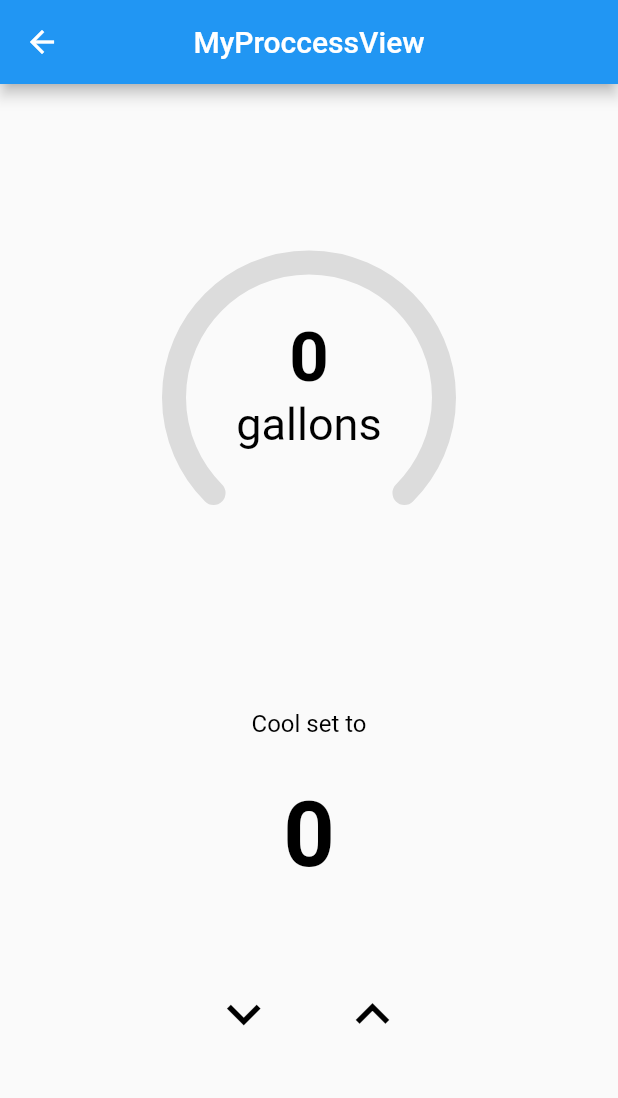
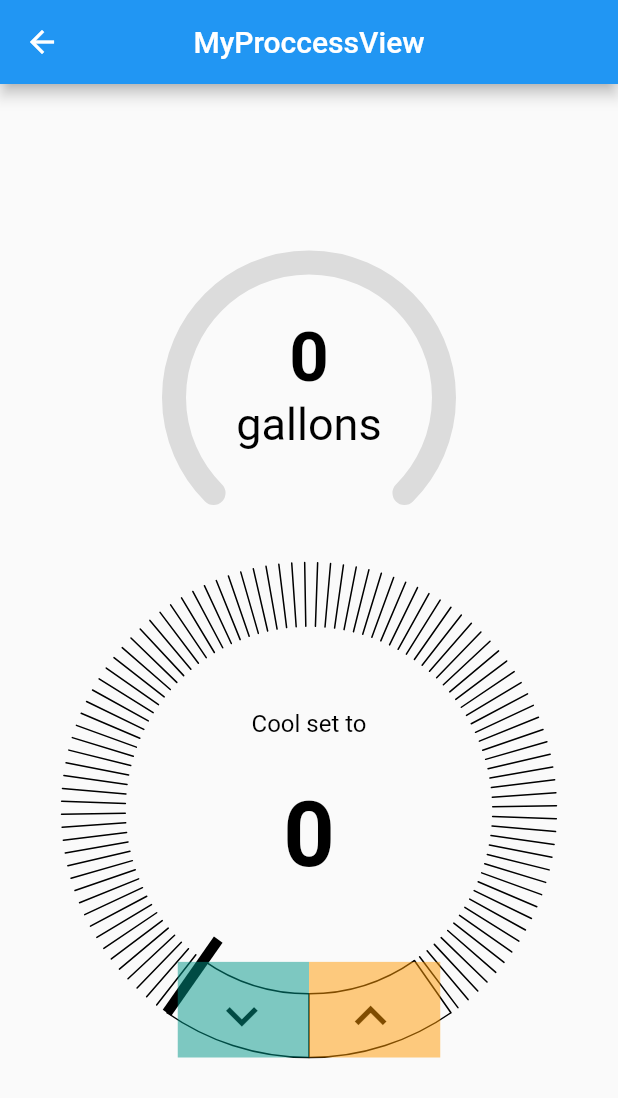
Before and after one commit to quangkhuongduy0195/flutter_custom_widgets, a Flutter app: the screen it shows after launch, after a tap on "Proccess", on a phone screen of 412 x 824 dp. Shown: the top 1098 px of the screen. Run offline on Flutter 3.47's test engine with Material 2 defaults, Android fonts, the phone set to English and light mode, and no system bars; our stand-ins replace get.

Commit message:
tap progress speed

```diff
--- a/lib/app/modules/home/views/home_view.dart
+++ b/lib/app/modules/home/views/home_view.dart
@@ -38,6 +38,16 @@ class HomeView extends GetView<HomeController> {
                 Divider(
                   thickness: 1,
                 ),
+                ListTile(
+                  title: Text('Swtich'),
+                  trailing: Icon(Icons.navigate_next),
+                  onTap: () {
+                    Get.toNamed(Routes.MY_SWITCH);
+                  },
+                ),
+                Divider(
+                  thickness: 1,
+                ),
               ],
             ),
           ),
--- a/lib/app/modules/my_proccess/views/my_proccess_view.dart
+++ b/lib/app/modules/my_proccess/views/my_proccess_view.dart
@@ -54,7 +54,8 @@ class MyProccessView extends GetView<MyProccessController> {
                 child: SpeedIndicatorLine(
                   minSpeed: 0,
                   maxSpeed: 140,
-                  heightLine: 90,
+                  heightLine: 85,
+                  speedWidth: 350,
                   speed: controller.count.value,
                   animate: true,
                   inactiveColor: Colors.black12,
@@ -73,12 +74,16 @@ class MyProccessView extends GetView<MyProccessController> {
                   ),
                   duration: Duration(milliseconds: 200),
                   tapLeft: () {
-                    print('---------');
-                    controller.count.value = controller.count.value - 1;
+                    if (controller.count.value > 0) {
+                      controller.count.value = controller.count.value - 1;
+                    }
                   },
                   tapRight: () {
-                    print('++++++++++++++++++++++');
-                    controller.count.value = controller.count.value + 1;
+                    controller.isUserTouch = true;
+                    print(controller.isUserTouch);
+                    if (controller.count.value < 140) {
+                      controller.count.value = controller.count.value + 1;
+                    }
                   },
                 ),
               ),
--- a/lib/app/routes/app_routes.dart
+++ b/lib/app/routes/app_routes.dart
@@ -6,6 +6,7 @@ abstract class Routes {
   static const HOME = _Paths.HOME;
   static const MY_SLIDER = _Paths.MY_SLIDER;
   static const MY_PROCCESS = _Paths.MY_PROCCESS;
+  static const MY_SWITCH = _Paths.MY_SWITCH;
 }
 
 abstract class _Paths {
@@ -13,4 +14,5 @@ abstract class _Paths {
   static const HOME = '/home';
   static const MY_SLIDER = '/my-slider';
   static const MY_PROCCESS = '/my-proccess';
+  static const MY_SWITCH = '/my-switch';
 }
--- a/lib/app/widgets/speed_indicator_line.dart
+++ b/lib/app/widgets/speed_indicator_line.dart
@@ -1,7 +1,6 @@
 import 'dart:math' as math;
 
 import 'package:flutter/material.dart';
-import 'package:touchable/touchable.dart';
 
 class SpeedIndicatorLine extends StatefulWidget {
   final Function? tapLeft;
@@ -55,8 +54,7 @@ class SpeedIndicatorLine extends StatefulWidget {
     this.tapRight,
   }) : super(key: key);
   @override
-  SpeedIndicatorLineState createState() =>
-      SpeedIndicatorLineState(speed, animate);
+  SpeedIndicatorLineState createState() => SpeedIndicatorLineState();
 }
 
 class SpeedIndicatorLineState extends State<SpeedIndicatorLine>
@@ -64,13 +62,7 @@ class SpeedIndicatorLineState extends State<SpeedIndicatorLine>
   late AnimationController _controller;
   late Animation<double> _animation;
 
-  double _speed;
-  bool _animate;
-  //
-  // double lastMarkSpeed = 0;
-  // double _gaugeMarkSpeed = 0;
-
-  SpeedIndicatorLineState(this._speed, this._animate);
+  SpeedIndicatorLineState();
 
   double _current = 0.0;
 
@@ -128,8 +120,7 @@ class SpeedIndicatorLineState extends State<SpeedIndicatorLine>
 
   @override
   Widget build(BuildContext context) {
-    return CanvasTouchDetector(
-      builder: (context) => CustomPaint(
+    return CustomPaint(
       willChange: true,
       painter: _SpeedIndicatorCustomPainter(
         _current,
@@ -147,14 +138,67 @@ class SpeedIndicatorLineState extends State<SpeedIndicatorLine>
         widget.tapLeft,
         widget.tapRight,
       ),
-        child: widget.child ?? Container(),
+      child: widget.child ??
+          Container(
+            alignment: Alignment.bottomCenter,
+            child: Row(
+              crossAxisAlignment: CrossAxisAlignment.end,
+              mainAxisAlignment: MainAxisAlignment.center,
+              children: [
+                Container(
+                  height: widget.heightLine * 0.75,
+                  width: widget.speedWidth * 0.25,
+                  color: Colors.teal.withOpacity(0.5),
+                  child: GestureDetector(
+                    onTapDown: (i) {
+                      // if (controller.count.value > 0) {
+                      //   controller.count.value =
+                      //       controller.count.value - 1;
+                      // }
+                      widget.tapLeft?.call();
+                    },
+                    onLongPress: () {
+                      // controller.onDown();
+                    },
+                    onLongPressEnd: (detail) {
+                      // print(detail.localPosition);
+                      // controller.onDown(isEnd: true);
+                    },
+                  ),
+                ),
+                Container(
+                  height: widget.heightLine * 0.75,
+                  width: widget.speedWidth * 0.25,
+                  color: Colors.orange.withOpacity(0.5),
+                  child: GestureDetector(
+                    onTap: () {},
+                    onTapDown: (i) {
+                      widget.tapRight?.call();
+                    },
+                    onLongPress: () {
+                      // controller.isUserTouch = true;
+                      // controller.onUp();
+                    },
+                    onLongPressEnd: (detail) {
+                      // controller.onUp(isEnd: true);
+                      // controller.isUserTouch = false;
+                      // controller.onValueToServer();
+                    },
+                    onTapUp: (t) {
+                      // controller.isUserTouch = false;
+                      // print(controller.isUserTouch);
+                      // controller.onValueToServer();
+                    },
+                  ),
+                ),
+              ],
+            ),
           ),
     );
   }
 
   void updateSpeed(double speed, {bool animate = false, Duration? duration}) {
     if (animate) {
-      this._speed = speed;
       _controller.reset();
       if (duration != null) _controller.duration = duration;
       _controller.forward();
@@ -211,8 +255,7 @@ class _SpeedIndicatorCustomPainter extends CustomPainter {
     this.tapRight,
   );
   @override
-  void paint(Canvas _canvas, Size size) {
-    var canvas = TouchyCanvas(context, _canvas);
+  void paint(Canvas canvas, Size size) {
     //get the center of the view
     center = size.center(Offset(0, 0));
 
@@ -230,18 +273,20 @@ class _SpeedIndicatorCustomPainter extends CustomPainter {
     );
 
     //Draw Unit of Measurement
-    _drawUnitOfMeasurementText(_canvas, size);
+    _drawUnitOfMeasurementText(canvas, size);
 
     //Draw Speed Text
-    _drawSpeedText(_canvas, size);
+    _drawSpeedText(canvas, size);
 
-    _drawIconDown(size, _canvas);
-    _drawIconUp(size, _canvas);
+    _drawIconDown(size, canvas);
+    _drawIconUp(size, canvas);
 
     _drawStepArc(canvas, paint1, rect, size);
 
     _drawButtonLeft(canvas, paint1, rect, size);
     _drawButtonRight(canvas, paint1, rect, size);
+
+    _drawCurrentStepArc(canvas, paint1, rect, size);
   }
 
   void _drawIconUp(Size size, Canvas canvas) {
@@ -289,7 +334,7 @@ class _SpeedIndicatorCustomPainter extends CustomPainter {
   }
 
   void _drawStepArc(
-    TouchyCanvas canvas,
+    Canvas canvas,
     Paint paint,
     Rect rect,
     Size size,
@@ -299,7 +344,7 @@ class _SpeedIndicatorCustomPainter extends CustomPainter {
     var radius = math.min(centerX, centerY);
 
     var draw = (arcSweepAngle + arcStartAngle) / maxSpeed;
-    var stepLine = 2;
+    var stepLine = 3;
     var step = 0;
 
     for (double i = arcStartAngle;
@@ -322,22 +367,30 @@ class _SpeedIndicatorCustomPainter extends CustomPainter {
       canvas.drawLine(Offset(x1, y1), Offset(x2, y2), dashBrush);
     }
 
-    var ii = arcStartAngle + _getAngleOfSpeed(speed);
-
-    var outerCircleRadius2 = (radius - (heightLine * 0.7));
-    var innerCircleRadius2 = (radius);
-    var x1Current = centerX + outerCircleRadius2 * math.cos(degToRad(ii));
-    var y1Current = centerX + outerCircleRadius2 * math.sin(degToRad(ii));
-    //
-    var x2Current = centerX + innerCircleRadius2 * math.cos(degToRad(ii));
-    var y2Current = centerX + innerCircleRadius2 * math.sin(degToRad(ii));
-    var dashBrush2 = paint
+    canvas.drawLine(
+        Offset(
+            centerX +
+                (radius -
+                        (arcSweepAngle + arcStartAngle < draw
+                            ? 0
+                            : heightLine / 2)) *
+                    math.cos(degToRad(arcSweepAngle + arcStartAngle)),
+            centerX +
+                (radius -
+                        (arcSweepAngle + arcStartAngle < draw
+                            ? 0
+                            : heightLine / 2)) *
+                    math.sin(degToRad(arcSweepAngle + arcStartAngle))),
+        Offset(
+            centerX +
+                radius * math.cos(degToRad(arcSweepAngle + arcStartAngle)),
+            centerX +
+                radius * math.sin(degToRad(arcSweepAngle + arcStartAngle))),
+        paint
           ..color = Colors.black
           ..style = PaintingStyle.stroke
-      ..strokeCap = StrokeCap.butt
-      ..strokeWidth = 5;
-    canvas.drawLine(
-        Offset(x1Current, y1Current), Offset(x2Current, y2Current), dashBrush2);
+          ..strokeCap = StrokeCap.round
+          ..strokeWidth = 1);
 
     var i = 90;
     var outerCircleRadius = (radius - (i < draw ? 0 : heightLine / 2));
@@ -381,8 +434,46 @@ class _SpeedIndicatorCustomPainter extends CustomPainter {
         paintC);
   }
 
+  void _drawCurrentStepArc(
+    Canvas canvas,
+    Paint paint,
+    Rect rect,
+    Size size,
+  ) {
+    var centerX = rect.center.dx;
+    var centerY = rect.center.dy;
+    var radius = math.min(centerX, centerY);
+
+    var phanTramValue = (((speed - minSpeed) / (maxSpeed - minSpeed))) * 100;
+    var viTriHienThi =
+        (phanTramValue * (arcSweepAngle) + arcStartAngle * 100) / 100;
+
+    if (viTriHienThi > (arcSweepAngle + arcStartAngle)) {
+      viTriHienThi = (arcSweepAngle + arcStartAngle);
+    }
+    if (viTriHienThi < arcStartAngle) {
+      viTriHienThi = arcStartAngle;
+    }
+    var ii = viTriHienThi; //arcStartAngle + _getAngleOfSpeed(speed);
+
+    var outerCircleRadius2 = (radius - (heightLine * 0.7));
+    var innerCircleRadius2 = (radius);
+    var x1Current = centerX + outerCircleRadius2 * math.cos(degToRad(ii));
+    var y1Current = centerX + outerCircleRadius2 * math.sin(degToRad(ii));
+    //
+    var x2Current = centerX + innerCircleRadius2 * math.cos(degToRad(ii));
+    var y2Current = centerX + innerCircleRadius2 * math.sin(degToRad(ii));
+    var dashBrush2 = paint
+      ..color = Colors.black
+      ..style = PaintingStyle.stroke
+      ..strokeCap = StrokeCap.butt
+      ..strokeWidth = 7;
+    canvas.drawLine(
+        Offset(x1Current, y1Current), Offset(x2Current, y2Current), dashBrush2);
+  }
+
   void _drawButtonLeft(
-    TouchyCanvas canvas,
+    Canvas canvas,
     Paint paint,
     Rect rect,
     Size size,
@@ -399,19 +490,11 @@ class _SpeedIndicatorCustomPainter extends CustomPainter {
       degToRad(endLine / 2) as double,
       false,
       paint,
-      onTapDown: (t) {
-        print('tap left --- ');
-        tapLeft?.call();
-      },
-      onTapUp: (t) {
-        print('onTapUp $t');
-        // tapLeft?.call();
-      },
     );
   }
 
   void _drawButtonRight(
-    TouchyCanvas canvas,
+    Canvas canvas,
     Paint paint,
     Rect rect,
     Size size,
@@ -428,10 +511,6 @@ class _SpeedIndicatorCustomPainter extends CustomPainter {
       degToRad(endLine / 2) as double,
       false,
       paint,
-      onTapDown: (t) {
-        print('tap right');
-        tapRight?.call();
-      },
     );
   }
 
--- a/pubspec.yaml
+++ b/pubspec.yaml
@@ -10,7 +10,6 @@ dependencies:
   get: 4.6.1
   flutter:
     sdk: flutter
-  touchable: ^1.0.0
 
 dev_dependencies:
   flutter_lints: ^1.0.0
```
Also changed, not shown: lib/app/modules/my_proccess/controllers/my_proccess_controller.dart (+47 -0 lines), lib/app/modules/my_switch/bindings/my_switch_binding.dart (added, +12 -0 lines), lib/app/modules/my_switch/controllers/my_switch_controller.dart (added, +20 -0 lines), lib/app/modules/my_switch/views/my_switch_view.dart (added, +23 -0 lines), lib/app/routes/app_pages.dart (+7 -0 lines), pubspec.lock. Lines whose indentation alone changed are shown as unchanged.
